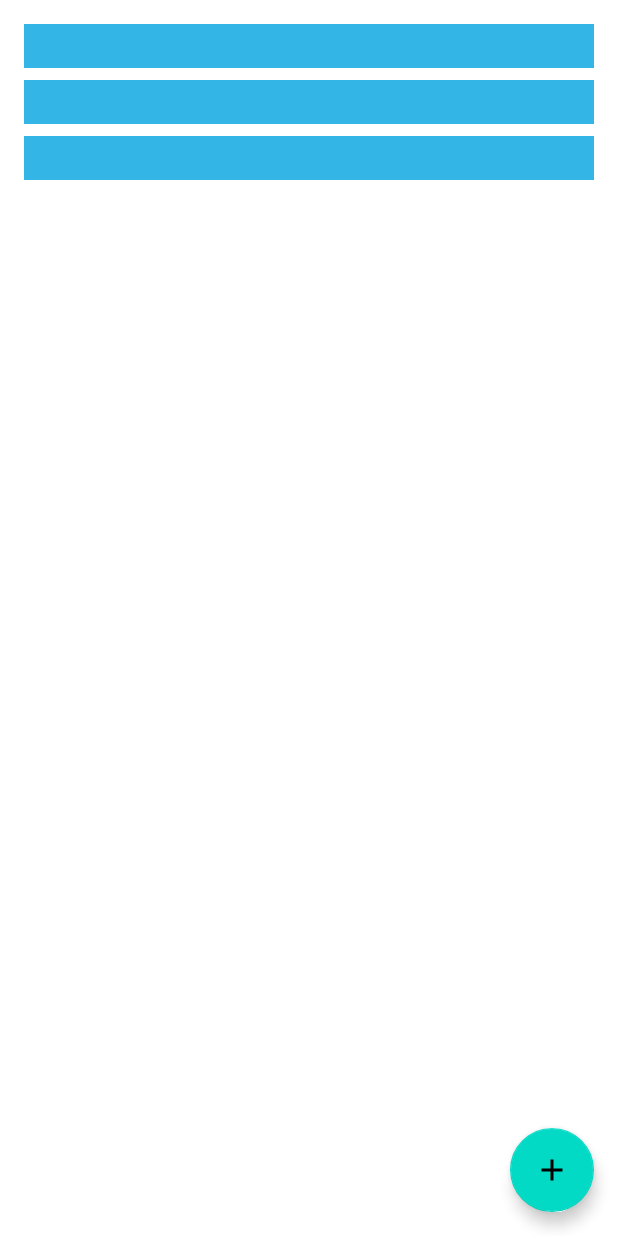
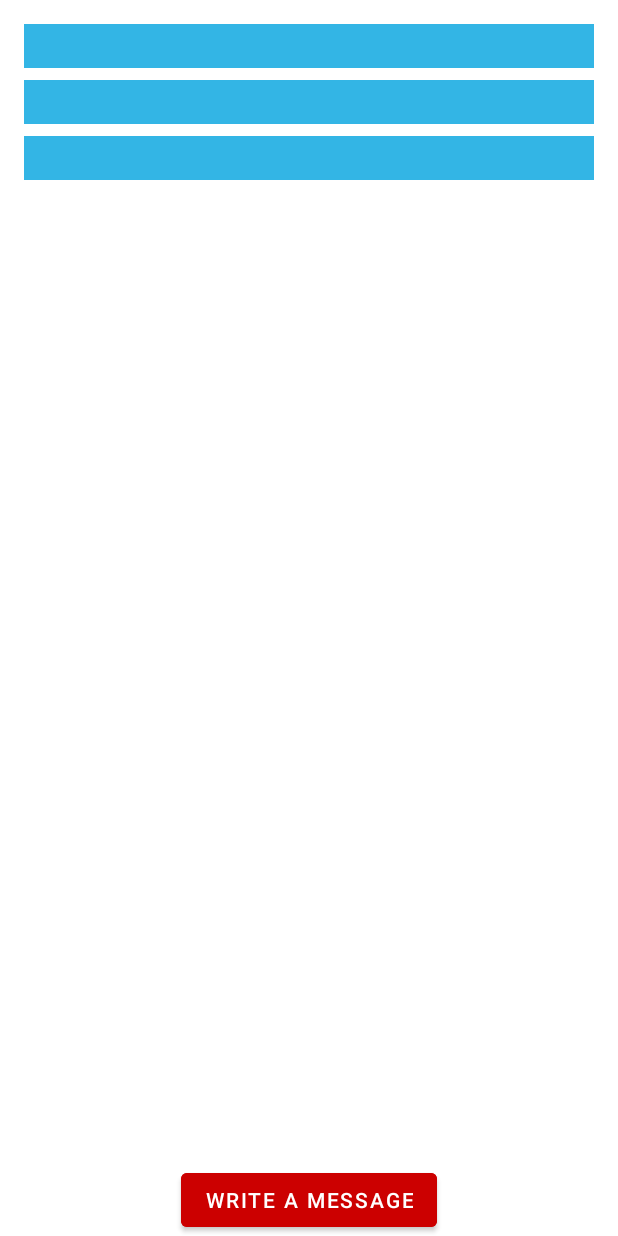
Before and after one commit to laurocervantes/METCS683_Project_LauroCervantes, an Android app: the layout activity_main.xml on its own in the app's theme, with its tools: preview values and no code run, on a phone screen of 412 x 824 dp. Run offline under Robolectric (Android 15) with nearby library versions, the phone set to English and light mode, and no system bars.

Commit message:
UI Updated

```diff
--- a/app/src/main/java/com/example/android/buconnect/ui/MainActivity.kt
+++ b/app/src/main/java/com/example/android/buconnect/ui/MainActivity.kt
@@ -4,6 +4,7 @@ package com.example.android.buconnect.ui
 import android.app.Activity
 import android.content.Intent
 import android.os.Bundle
+import android.widget.Button
 import android.widget.Toast
 import androidx.activity.viewModels
 import androidx.appcompat.app.AppCompatActivity
@@ -31,7 +32,7 @@ class MainActivity : AppCompatActivity() {
         recyclerView.adapter = adapter
         recyclerView.layoutManager = LinearLayoutManager(this)
 
-        val fab = findViewById<FloatingActionButton>(R.id.fab)
+        val fab = findViewById<Button>(R.id.fab)
         fab.setOnClickListener {
             val intent = Intent(this@MainActivity, NewChatActivity::class.java)
             startActivityForResult(intent, newChatActivityRequestCode)
--- a/app/src/main/res/layout/activity_main.xml
+++ b/app/src/main/res/layout/activity_main.xml
@@ -30,21 +30,24 @@ So, we are leaving the template code in. -->
         android:id="@+id/recyclerview"
         android:layout_width="0dp"
         android:layout_height="0dp"
-        tools:listitem="@layout/recyclerview_item"
         android:padding="@dimen/big_padding"
         app:layout_constraintBottom_toBottomOf="parent"
+        app:layout_constraintHorizontal_bias="1.0"
         app:layout_constraintLeft_toLeftOf="parent"
         app:layout_constraintRight_toRightOf="parent"
-        app:layout_constraintTop_toTopOf="parent" />
+        app:layout_constraintTop_toTopOf="parent"
+        app:layout_constraintVertical_bias="1.0"
+        tools:listitem="@layout/recyclerview_item" />
 
-    <com.google.android.material.floatingactionbutton.FloatingActionButton
+    <Button
         android:id="@+id/fab"
+        android:layout_width="wrap_content"
+        android:layout_height="wrap_content"
+        android:text="@string/write_a_message"
+        android:backgroundTint="@android:color/holo_red_dark"
         app:layout_constraintBottom_toBottomOf="parent"
         app:layout_constraintEnd_toEndOf="parent"
-        android:layout_width="wrap_content"
-        android:layout_height="wrap_content"
-        android:layout_margin="16dp"
-        android:contentDescription="@string/add_word"
-        android:src="@drawable/ic_add_black_24dp"/>
+        app:layout_constraintStart_toStartOf="parent" />
+
 
 </androidx.constraintlayout.widget.ConstraintLayout>
--- a/app/src/main/res/layout/activity_new_word.xml
+++ b/app/src/main/res/layout/activity_new_word.xml
@@ -34,8 +34,8 @@ limitations under the License. -->
         android:id="@+id/button_save"
         android:layout_width="match_parent"
         android:layout_height="wrap_content"
-        android:background="@color/colorPrimary"
-        android:text="@string/button_save"
+        android:text="@string/send_message"
+        android:backgroundTint="@android:color/holo_red_dark"
         android:layout_margin="@dimen/big_padding"
         android:textColor="@color/buttonLabel" />
 
--- a/app/src/main/res/values/strings.xml
+++ b/app/src/main/res/values/strings.xml
@@ -19,4 +19,6 @@ limitations under the License. -->
     <string name="button_save">Save</string>
     <string name="empty_not_saved">Word not saved because it is empty.</string>
     <string name="add_word">Add word</string>
+    <string name="write_a_message">Write a Message</string>
+    <string name="send_message">Send Message</string>
 </resources>
--- a/app/src/main/res/values/styles.xml
+++ b/app/src/main/res/values/styles.xml
@@ -17,9 +17,9 @@ limitations under the License. -->
     <!-- Base application theme. -->
     <style name="AppTheme" parent="Theme.MaterialComponents.Light.DarkActionBar">
         <!-- Customize your theme here. -->
-        <item name="colorPrimary">@color/colorPrimary</item>
-        <item name="colorPrimaryDark">@color/colorPrimaryDark</item>
-        <item name="colorAccent">@color/colorAccent</item>
+        <item name="colorPrimary">@android:color/holo_red_dark</item>
+        <item name="colorPrimaryDark">@android:color/holo_red_dark</item>
+        <item name="colorAccent">@android:color/holo_red_dark</item>
     </style>
 
     <!-- The default font for RecyclerView items is too small.
```
